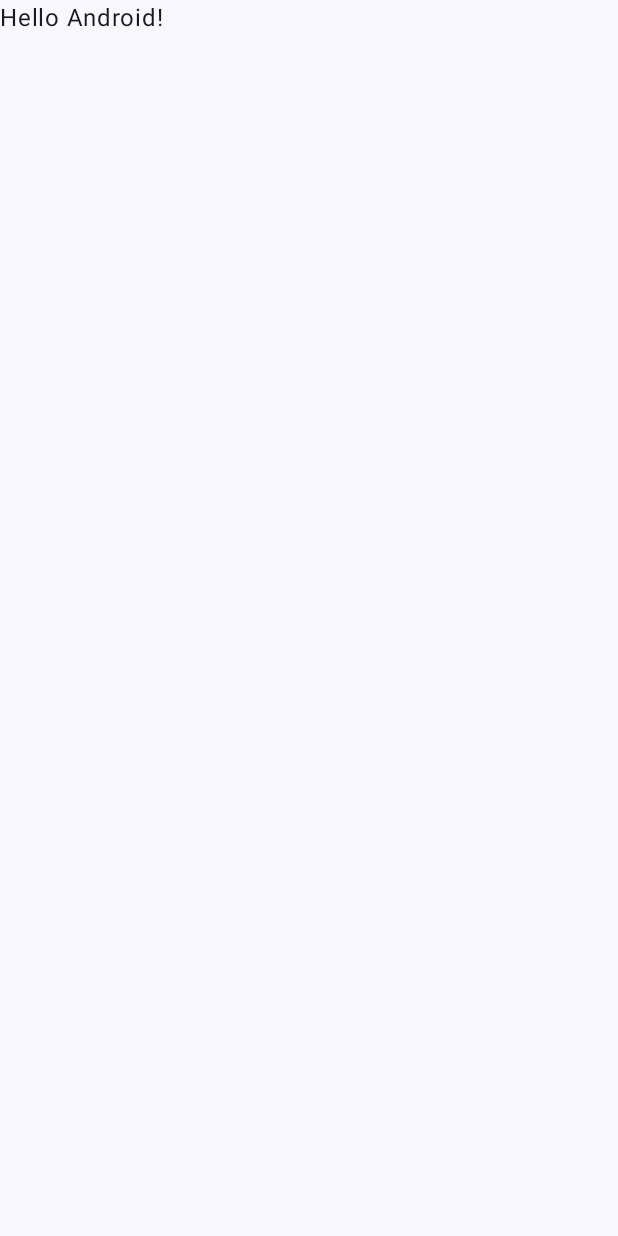
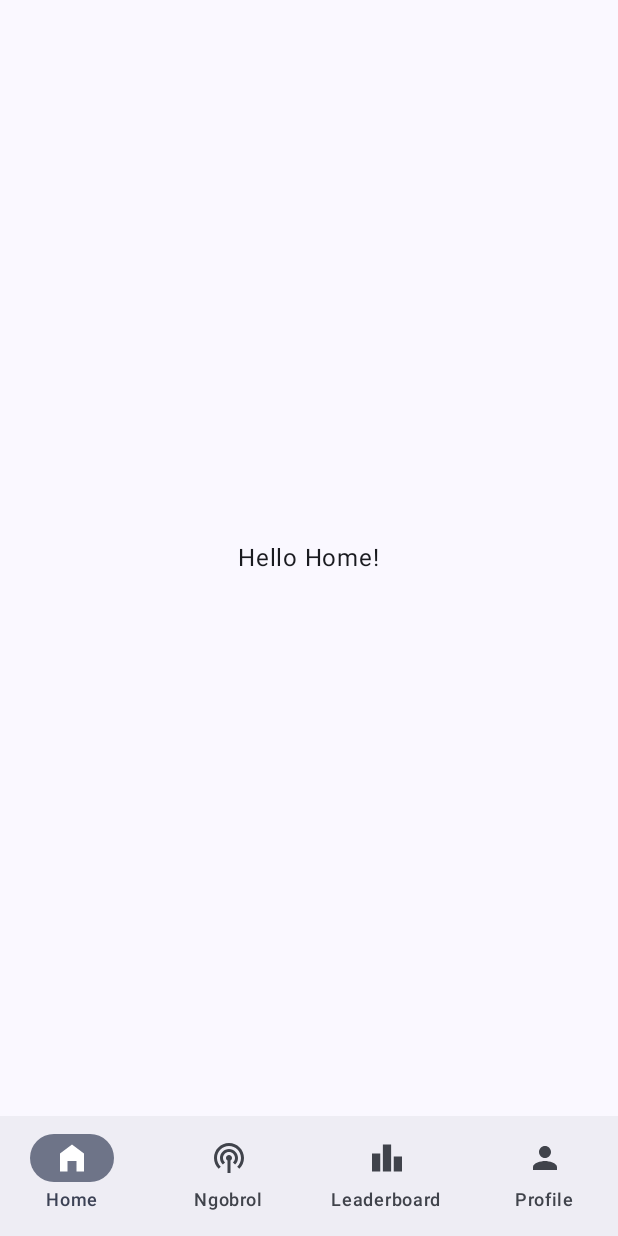
Before and after one commit to Capstone-Team-CH2-PS379/Mobile-Development, an Android app built with Jetpack Compose: the screen it shows after launch (MainActivity), on a phone screen of 412 x 824 dp. Before the commit the screen is almost empty. Run offline under Robolectric (Android 15) with nearby library versions, the phone set to English and light mode, and no system bars.

Commit message:
Menambahkan BottomBar Navigation

```diff
--- a/app/build.gradle.kts
+++ b/app/build.gradle.kts
@@ -51,7 +51,7 @@ android {
 
 dependencies {
 
-    implementation("androidx.core:core-ktx:1.9.0")
+    implementation("androidx.core:core-ktx:1.12.0")
     implementation("androidx.lifecycle:lifecycle-runtime-ktx:2.6.2")
     implementation("androidx.activity:activity-compose:1.8.1")
     implementation(platform("androidx.compose:compose-bom:2023.03.00"))
@@ -67,5 +67,8 @@ dependencies {
     debugImplementation("androidx.compose.ui:ui-tooling")
     debugImplementation("androidx.compose.ui:ui-test-manifest")
 
+    //navigation
+    implementation ("androidx.navigation:navigation-compose:2.7.5")
+
 
 }
--- a/app/src/main/java/com/capstone/fluentin/MainActivity.kt
+++ b/app/src/main/java/com/capstone/fluentin/MainActivity.kt
@@ -10,6 +10,7 @@ import androidx.compose.material3.Text
 import androidx.compose.runtime.Composable
 import androidx.compose.ui.Modifier
 import androidx.compose.ui.tooling.preview.Preview
+import com.capstone.fluentin.ui.FluentInApp
 import com.capstone.fluentin.ui.theme.FluentInTheme
 
 class MainActivity : ComponentActivity() {
@@ -22,7 +23,7 @@ class MainActivity : ComponentActivity() {
                     modifier = Modifier.fillMaxSize(),
                     color = MaterialTheme.colorScheme.background
                 ) {
-                    Greeting("Android")
+                    FluentInApp()
                 }
             }
         }
--- /dev/null
+++ b/app/src/main/java/com/capstone/fluentin/ui/FluentInApp.kt
@@ -0,0 +1,124 @@
+package com.capstone.fluentin.ui
+
+import androidx.compose.foundation.layout.padding
+import androidx.compose.material.icons.Icons
+import androidx.compose.material.icons.filled.AccountCircle
+import androidx.compose.material.icons.filled.Home
+import androidx.compose.material3.ExperimentalMaterial3Api
+import androidx.compose.material3.Icon
+import androidx.compose.material3.NavigationBar
+import androidx.compose.material3.NavigationBarItem
+import androidx.compose.material3.Scaffold
+import androidx.compose.material3.Text
+import androidx.compose.runtime.Composable
+import androidx.compose.runtime.getValue
+import androidx.compose.ui.Modifier
+import androidx.compose.ui.res.painterResource
+import androidx.compose.ui.res.stringResource
+import androidx.navigation.NavGraph.Companion.findStartDestination
+import androidx.navigation.NavHostController
+import androidx.navigation.compose.NavHost
+import androidx.navigation.compose.composable
+import androidx.navigation.compose.currentBackStackEntryAsState
+import androidx.navigation.compose.rememberNavController
+import com.capstone.fluentin.R
+import com.capstone.fluentin.ui.navigation.NavigationItem
+import com.capstone.fluentin.ui.navigation.Screen
+import com.capstone.fluentin.ui.screen.home.HomeScreen
+import com.capstone.fluentin.ui.screen.leaderboard.LeaderboardScreen
+import com.capstone.fluentin.ui.screen.ngobrol.NgobrolScreen
+import com.capstone.fluentin.ui.screen.profile.ProfileScreen
+
+@OptIn(ExperimentalMaterial3Api::class)
+@Composable
+fun FluentInApp(
+    modifier: Modifier = Modifier,
+    navController: NavHostController = rememberNavController(),
+) {
+    Scaffold(
+        bottomBar = {
+            BottomBar(navController)
+        },
+        modifier = modifier
+    ) { innerPadding ->
+        NavHost(
+            navController = navController,
+            startDestination = Screen.Home.route,
+            modifier = Modifier.padding(innerPadding)
+        ){
+            composable(Screen.Home.route){
+                HomeScreen()
+            }
+            composable(Screen.Ngobrol.route){
+                NgobrolScreen()
+            }
+            composable(Screen.Leaderboard.route){
+                LeaderboardScreen()
+            }
+            composable(Screen.Profile.route){
+                ProfileScreen()
+            }
+
+        }
+    }
+}
+@Composable
+private fun BottomBar(
+    navController: NavHostController,
+    modifier: Modifier = Modifier
+) {
+    NavigationBar(
+        modifier = modifier,
+    ) {
+        val navBackStackEntry by navController.currentBackStackEntryAsState()
+        val currentRoute = navBackStackEntry?.destination?.route
+
+        val navigationItems = listOf(
+            NavigationItem(
+                title = stringResource(R.string.menu_home),
+                icon = painterResource(R.drawable.ic_home_filled_24),
+                screen = Screen.Home,
+                contentDescription = stringResource(R.string.menu_home)
+            ),
+            NavigationItem(
+                title = stringResource(R.string.menu_ngobrol),
+                icon = painterResource(R.drawable.ic_podcasts_24),
+                screen = Screen.Ngobrol,
+                contentDescription = stringResource(R.string.menu_ngobrol)
+            ),
+            NavigationItem(
+                title = stringResource(R.string.menu_leaderboard),
+                icon = painterResource(R.drawable.ic_leaderboard_24),
+                screen = Screen.Leaderboard,
+                contentDescription = stringResource(R.string.menu_leaderboard)
+            ),
+            NavigationItem(
+                title = stringResource(R.string.menu_profile),
+                icon = painterResource(R.drawable.ic_person_24),
+                screen = Screen.Profile,
+                contentDescription = stringResource(R.string.menu_profile)
+            ),
+        )
+        navigationItems.map { item ->
+            NavigationBarItem(
+                icon = {
+                    Icon(
+                        painter = item.icon,
+                        contentDescription = item.title
+                    )
+                },
+                label = { Text(item.title) },
+                selected = currentRoute == item.screen.route,
+                onClick = {
+                    navController.navigate(item.screen.route){
+                        popUpTo(navController.graph.findStartDestination().id){
+                            saveState = true
+                        }
+                        restoreState = true
+                        launchSingleTop = true
+                    }
+                }
+            )
+        }
+    }
+}
--- /dev/null
+++ b/app/src/main/java/com/capstone/fluentin/ui/components/TextCenter.kt
@@ -0,0 +1,18 @@
+package com.capstone.fluentin.ui.components
+
+import androidx.compose.foundation.layout.Box
+import androidx.compose.foundation.layout.fillMaxSize
+import androidx.compose.material3.Text
+import androidx.compose.runtime.Composable
+import androidx.compose.ui.Alignment
+import androidx.compose.ui.Modifier
+
+@Composable
+fun TextCenter(text: String = "", modifier: Modifier = Modifier) {
+    Box(
+        modifier = modifier.fillMaxSize(),
+        contentAlignment = Alignment.Center,
+    ) {
+        Text(text)
+    }
+}
--- /dev/null
+++ b/app/src/main/java/com/capstone/fluentin/ui/navigation/NavigationItem.kt
@@ -0,0 +1,10 @@
+package com.capstone.fluentin.ui.navigation
+
+import androidx.compose.ui.graphics.painter.Painter
+
+data class NavigationItem(
+    val title: String,
+    val icon: Painter,
+    val screen: Screen,
+    val contentDescription: String,
+)
--- /dev/null
+++ b/app/src/main/java/com/capstone/fluentin/ui/navigation/Screen.kt
@@ -0,0 +1,8 @@
+package com.capstone.fluentin.ui.navigation
+
+sealed class Screen(val route: String) {
+    object Home : Screen("home")
+    object Ngobrol : Screen("ngobrol")
+    object Leaderboard : Screen("leaderboard")
+    object Profile : Screen("profile")
+}
--- /dev/null
+++ b/app/src/main/java/com/capstone/fluentin/ui/screen/home/HomeScreen.kt
@@ -0,0 +1,23 @@
+package com.capstone.fluentin.ui.screen.home
+
+import androidx.compose.runtime.Composable
+import androidx.compose.ui.Modifier
+import androidx.compose.ui.tooling.preview.Preview
+import com.capstone.fluentin.ui.components.TextCenter
+import com.capstone.fluentin.ui.theme.FluentInTheme
+
+@Composable
+fun HomeScreen( modifier: Modifier = Modifier) {
+    TextCenter(
+        text = "Hello Home!",
+        modifier = modifier
+    )
+}
+
+@Preview(showBackground = true)
+@Composable
+fun HomePreview() {
+    FluentInTheme {
+       HomeScreen()
+    }
+}
--- /dev/null
+++ b/app/src/main/res/drawable/ic_home_filled_24.xml
@@ -0,0 +1,5 @@
+<vector android:height="24dp" android:tint="#000000"
+    android:viewportHeight="24" android:viewportWidth="24"
+    android:width="24dp" xmlns:android="http://schemas.android.com/apk/res/android">
+    <path android:fillColor="@android:color/white" android:pathData="M12,3L4,9v12h5v-7h6v7h5V9z"/>
+</vector>
--- /dev/null
+++ b/app/src/main/res/drawable/ic_leaderboard_24.xml
@@ -0,0 +1,5 @@
+<vector android:height="24dp" android:tint="#000000"
+    android:viewportHeight="24" android:viewportWidth="24"
+    android:width="24dp" xmlns:android="http://schemas.android.com/apk/res/android">
+    <path android:fillColor="@android:color/white" android:pathData="M7.5,21H2V9h5.5V21zM14.75,3h-5.5v18h5.5V3zM22,11h-5.5v10H22V11z"/>
+</vector>
--- /dev/null
+++ b/app/src/main/res/drawable/ic_person_24.xml
@@ -0,0 +1,5 @@
+<vector android:height="24dp" android:tint="#000000"
+    android:viewportHeight="24" android:viewportWidth="24"
+    android:width="24dp" xmlns:android="http://schemas.android.com/apk/res/android">
+    <path android:fillColor="@android:color/white" android:pathData="M12,12c2.21,0 4,-1.79 4,-4s-1.79,-4 -4,-4 -4,1.79 -4,4 1.79,4 4,4zM12,14c-2.67,0 -8,1.34 -8,4v2h16v-2c0,-2.66 -5.33,-4 -8,-4z"/>
+</vector>
--- /dev/null
+++ b/app/src/main/res/drawable/ic_podcasts_24.xml
@@ -0,0 +1,5 @@
+<vector android:height="24dp" android:tint="#000000"
+    android:viewportHeight="24" android:viewportWidth="24"
+    android:width="24dp" xmlns:android="http://schemas.android.com/apk/res/android">
+    <path android:fillColor="@android:color/white" android:pathData="M14,12c0,0.74 -0.4,1.38 -1,1.72V22h-2v-8.28c-0.6,-0.35 -1,-0.98 -1,-1.72c0,-1.1 0.9,-2 2,-2S14,10.9 14,12zM12,6c-3.31,0 -6,2.69 -6,6c0,1.74 0.75,3.31 1.94,4.4l1.42,-1.42C8.53,14.25 8,13.19 8,12c0,-2.21 1.79,-4 4,-4s4,1.79 4,4c0,1.19 -0.53,2.25 -1.36,2.98l1.42,1.42C17.25,15.31 18,13.74 18,12C18,8.69 15.31,6 12,6zM12,2C6.48,2 2,6.48 2,12c0,2.85 1.2,5.41 3.11,7.24l1.42,-1.42C4.98,16.36 4,14.29 4,12c0,-4.41 3.59,-8 8,-8s8,3.59 8,8c0,2.29 -0.98,4.36 -2.53,5.82l1.42,1.42C20.8,17.41 22,14.85 22,12C22,6.48 17.52,2 12,2z"/>
+</vector>
--- a/app/src/main/res/values/strings.xml
+++ b/app/src/main/res/values/strings.xml
@@ -1,3 +1,7 @@
 <resources>
     <string name="app_name">FluentIn</string>
+    <string name="menu_home">Home</string>
+    <string name="menu_ngobrol">Ngobrol</string>
+    <string name="menu_leaderboard">Leaderboard</string>
+    <string name="menu_profile">Profile</string>
 </resources>
```
Also changed, not shown: app/src/main/java/com/capstone/fluentin/ui/common/UiState.kt (added, +9 -0 lines), app/src/main/java/com/capstone/fluentin/ui/screen/leaderboard/Leaderboard.kt (added, +24 -0 lines), app/src/main/java/com/capstone/fluentin/ui/screen/ngobrol/NgobrolScreen.kt (added, +23 -0 lines), app/src/main/java/com/capstone/fluentin/ui/screen/profile/profile.kt (added, +23 -0 lines).
